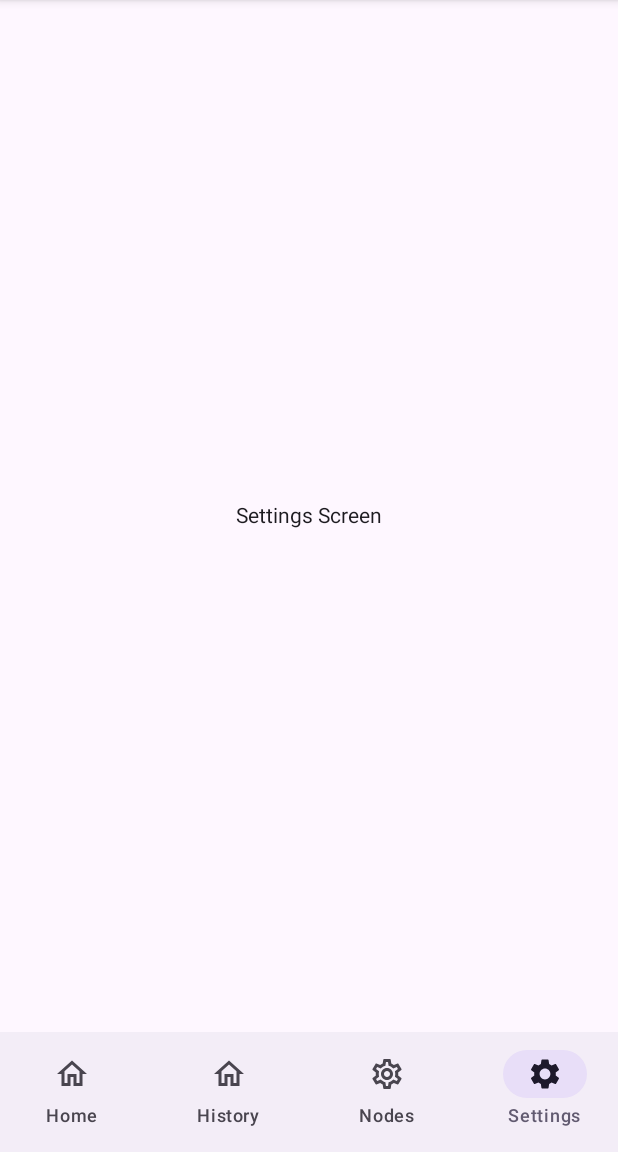
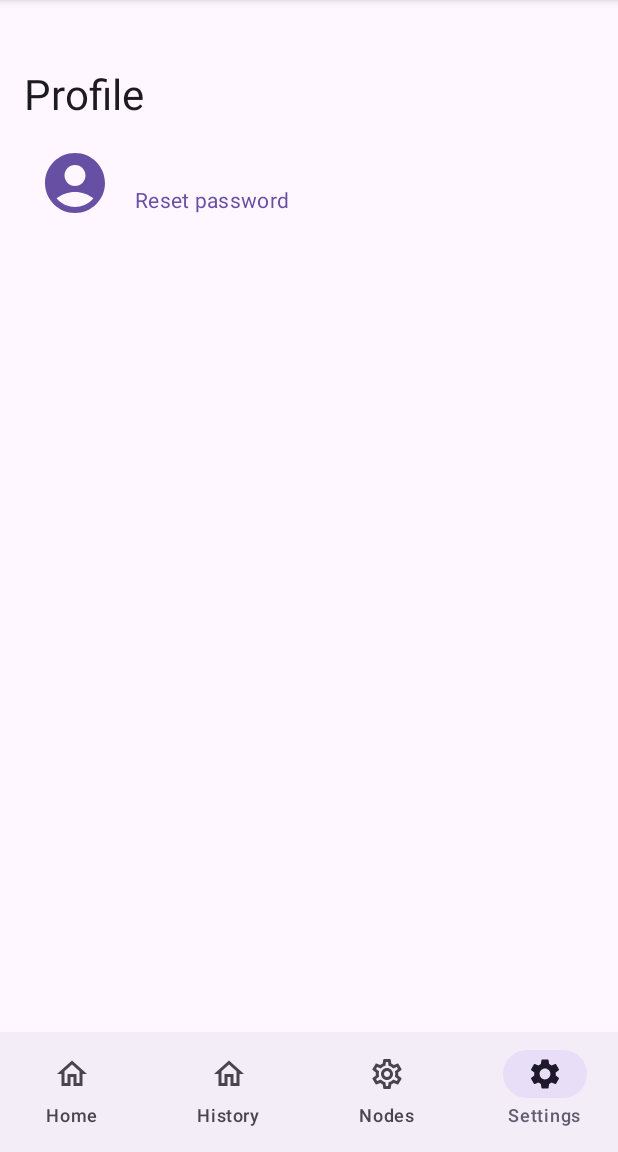
Before and after one commit to arnold7800x3d/CNS-Final-Year-Project-CIA-Triad-IoT-Security-and-TriadWatch, an Android app built with Jetpack Compose: the SettingsScreenContent screen opened through its navigation route, on a phone screen of 412 x 824 dp, the part 84-1236 px from its top. Run offline under Robolectric (Android 15) with nearby library versions, the phone set to English and light mode, and no system bars; our stand-ins replace Firebase (no records; nobody signed in at launch, a user with empty details on screens opened directly).

Commit message:
Added Settings content

```diff
--- a/MobileApp/TriadWatch/app/src/main/java/com/cnsprojectii/triadwatch/ui/activities/HomeActivity.kt
+++ b/MobileApp/TriadWatch/app/src/main/java/com/cnsprojectii/triadwatch/ui/activities/HomeActivity.kt
@@ -6,6 +6,7 @@ import androidx.activity.compose.setContent
 import androidx.activity.enableEdgeToEdge
 import androidx.appcompat.app.AppCompatActivity
 import androidx.compose.foundation.background
+import androidx.compose.foundation.clickable
 import androidx.compose.foundation.layout.Arrangement
 import androidx.compose.foundation.layout.Box
 import androidx.compose.foundation.layout.Column
@@ -16,9 +17,14 @@ import androidx.compose.foundation.layout.fillMaxSize
 import androidx.compose.foundation.layout.fillMaxWidth
 import androidx.compose.foundation.layout.height
 import androidx.compose.foundation.layout.padding
+import androidx.compose.foundation.layout.size
+import androidx.compose.foundation.layout.statusBars
+import androidx.compose.foundation.layout.statusBarsPadding
 import androidx.compose.foundation.layout.width
 import androidx.compose.foundation.shape.RoundedCornerShape
 import androidx.compose.material.icons.Icons
+import androidx.compose.material.icons.filled.AccountCircle
+import androidx.compose.material3.ExperimentalMaterial3Api
 import androidx.compose.material3.Icon
 import androidx.compose.material3.MaterialTheme
 import androidx.compose.material3.NavigationBar
@@ -27,6 +33,8 @@ import androidx.compose.material3.NavigationBarItem
 import androidx.compose.material3.NavigationBarItemDefaults
 import androidx.compose.material3.Scaffold
 import androidx.compose.material3.Text
+import androidx.compose.material3.TopAppBar
+import androidx.compose.material3.TopAppBarDefaults
 import androidx.compose.runtime.Composable
 import androidx.compose.runtime.getValue
 import androidx.compose.runtime.mutableStateOf
@@ -36,6 +44,7 @@ import androidx.compose.ui.Alignment
 import androidx.compose.ui.Modifier
 import androidx.compose.ui.draw.clip
 import androidx.compose.ui.graphics.Color
+import androidx.compose.ui.layout.ModifierLocalBeyondBoundsLayout
 import androidx.compose.ui.text.style.TextAlign
 import androidx.compose.ui.unit.dp
 import androidx.navigation.NavController
@@ -168,7 +177,7 @@ fun ApplicationNavHost(
         composable(Screen.Home.route) { HomeScreenContent(userEmail = loggedInUser?.email) }
         composable(Screen.History.route) { HistoryScreenContent() }
         composable(Screen.Nodes.route) { NodesScreenContent() }
-        composable(Screen.Settings.route) { SettingsScreenContent() }
+        composable(Screen.Settings.route) { SettingsScreenContent(userEmail = loggedInUser?.email) }
     }
 }
 
@@ -184,7 +193,7 @@ fun HomeScreenContent(userEmail: String?) { // pass the userEmail
         horizontalAlignment = Alignment.CenterHorizontally,
         verticalArrangement = Arrangement.Top
     ) {
-        val displayEmail = userEmail ?: "Guest User" // defaults to Guest User if email is null
+        val displayEmail = userEmail ?: "Not logged in" // defaults to Not logged in if email is null
 
         Text(
             text = "Welcome, $displayEmail!",
@@ -366,8 +375,63 @@ fun NodesScreenContent() {
 
 // UI for the Settings screen
 @Composable
-fun SettingsScreenContent() {
-    Box(modifier = Modifier.fillMaxSize(), contentAlignment = Alignment.Center) {
-        Text("Settings Screen")
+fun SettingsScreenContent(userEmail: String?) {
+    Column(
+        modifier = Modifier
+            .fillMaxSize()
+            .padding(top = 30.dp)
+            //.statusBarsPadding()
+            .padding(16.dp), // padding around the entire settings screen
+        horizontalAlignment = Alignment.CenterHorizontally // center content horizontally
+    ) {
+        // Profile Heading
+        Text(
+            text = "Profile",
+            style = MaterialTheme.typography.headlineMedium,
+            modifier = Modifier
+                .padding(bottom = 8.dp)
+                .align(Alignment.Start)
+        )
+
+        // icon and profile information
+        Row(
+            modifier = Modifier
+                .fillMaxWidth()
+                .padding(start = 10.dp, bottom = 16.dp),
+            verticalAlignment = Alignment.CenterVertically // align items vertically
+        ) {
+            // profile icon
+            Icon(
+                imageVector = Icons.Filled.AccountCircle,
+                contentDescription = "Profile",
+                modifier = Modifier
+                    .size(64.dp)
+                    .padding(end = 16.dp), // space between icon and text
+                tint = MaterialTheme.colorScheme.primary // tint icon
+            )
+
+            // email and reset password column
+            Column(
+                modifier = Modifier.weight(1f) // consume remaining row space
+            ) {
+                Text(
+                    text = userEmail ?: "Not logged in", // display email or this text as a fallback in case no email is returned
+                    style = MaterialTheme.typography.bodyMedium,
+                    maxLines = 1,
+                    overflow = androidx.compose.ui.text.style.TextOverflow.Ellipsis
+                )
+
+                Spacer(modifier = Modifier.height(4.dp))
+
+                Text(
+                    text = "Reset password",
+                    style = MaterialTheme.typography.bodyMedium,
+                    color = MaterialTheme.colorScheme.primary,
+                    modifier = Modifier.clickable{
+                        println("Reset password clicked")
+                    }
+                )
+            }
+        }
     }
 }
```
